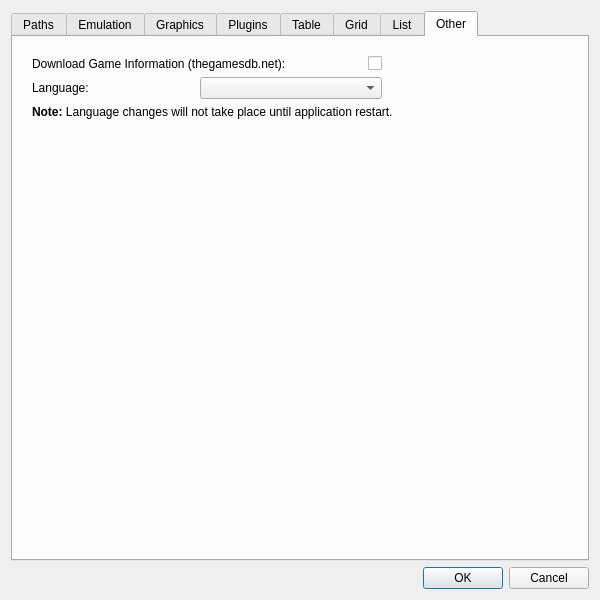
LankSkywalker/LankSkywalker.github.ioQ, file src/dialogs/settingsdialog.ui: the form before one commit.
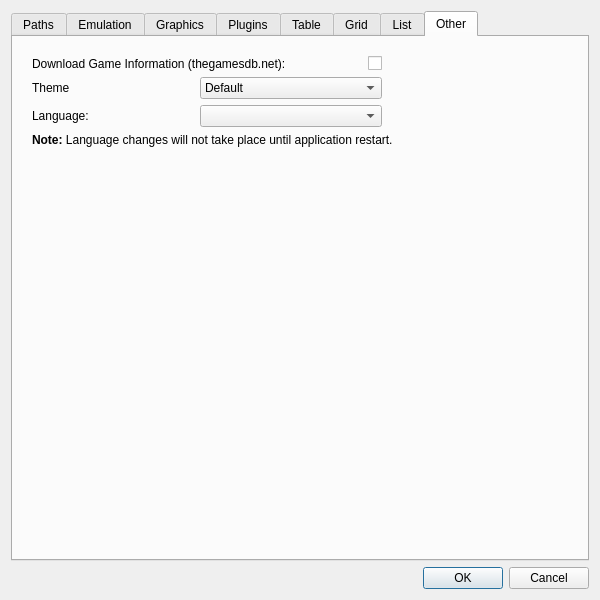
The form after the commit. The open tabs and pages were chosen to show the change.

```diff
--- a/src/dialogs/settingsdialog.ui
+++ b/src/dialogs/settingsdialog.ui
@@ -1187,16 +1187,37 @@
            </property>
           </widget>
          </item>
-         <item row="1" column="0">
+         <item row="2" column="0">
           <widget class="QLabel" name="languageLabel">
            <property name="text">
             <string>Language:</string>
            </property>
           </widget>
          </item>
-         <item row="1" column="1" colspan="2">
+         <item row="2" column="1" colspan="2">
           <widget class="QComboBox" name="languageBox"/>
          </item>
+         <item row="1" column="0">
+          <widget class="QLabel" name="themeLabel">
+           <property name="text">
+            <string>Theme</string>
+           </property>
+          </widget>
+         </item>
+         <item row="1" column="1" colspan="2">
+          <widget class="QComboBox" name="themeBox">
+           <item>
+            <property name="text">
+             <string>Default</string>
+            </property>
+           </item>
+           <item>
+            <property name="text">
+             <string>Dark</string>
+            </property>
+           </item>
+          </widget>
+         </item>
         </layout>
        </item>
        <item row="2" column="0">
```
Left out of the diff: 2 changed lines with no effect on the pictures.
